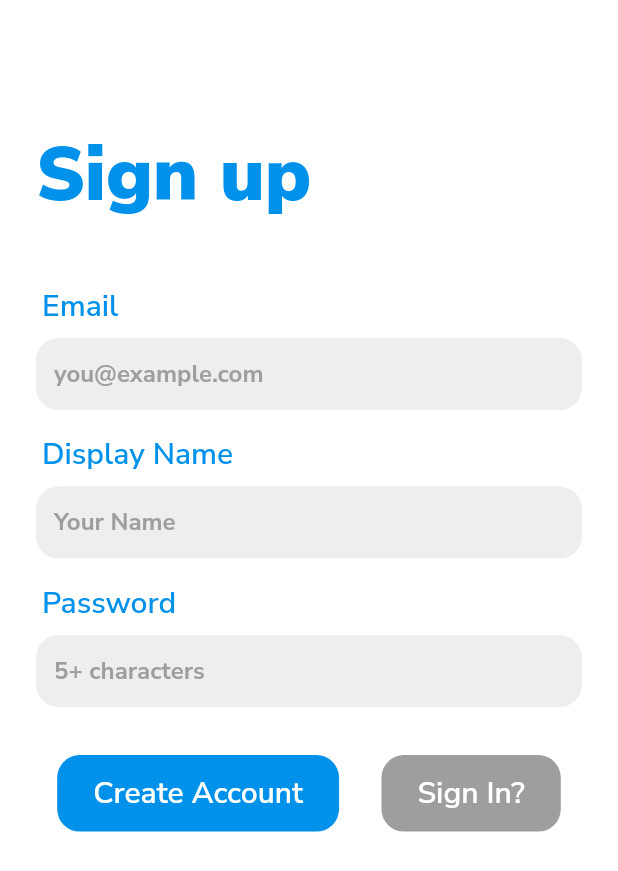
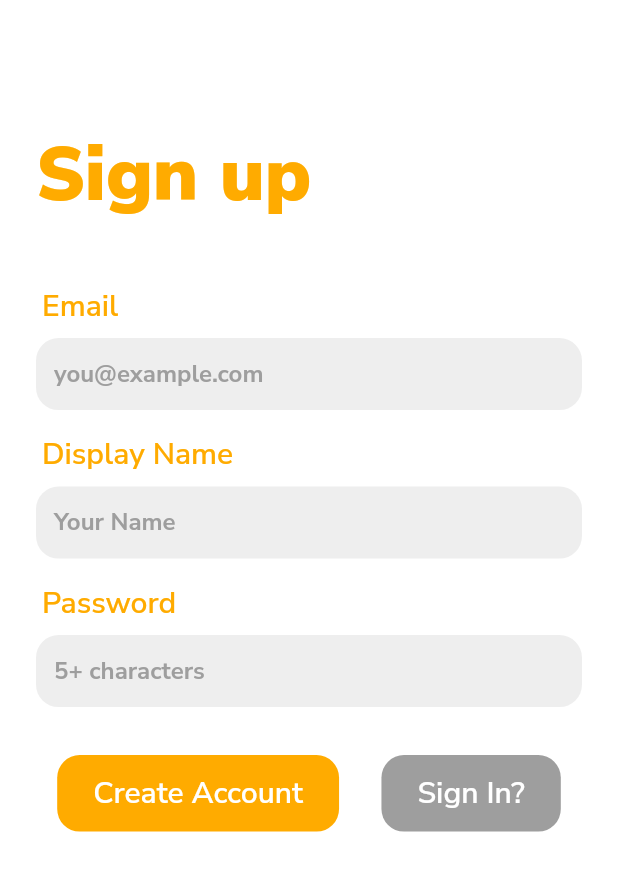
Before and after one commit to ankanSikdar/flutter-wuphf-chat, a Flutter app: the SignUpScreen screen opened by its route, on a phone screen of 412 x 824 dp. Shown: the top 871 px of the screen. Run offline on Flutter 3.47's test engine with Material 2 defaults, Android fonts, the phone set to English and light mode, and no system bars; our stand-ins replace bloc, cloud_firestore, equatable, firebase_auth, firebase_core, flutter_bloc and 2 more; accounts and stored records are empty.

Commit message:
Changed primary theme color

```diff
--- a/lib/config/theme_config.dart
+++ b/lib/config/theme_config.dart
@@ -4,7 +4,7 @@ import 'package:google_fonts/google_fonts.dart';
 class ThemeConfig {
   static ThemeData themeData = ThemeData(
     brightness: Brightness.light,
-    primaryColor: Colors.lightBlueAccent.shade700,
+    primaryColor: Colors.amberAccent.shade700,
     accentColor: Colors.black,
     scaffoldBackgroundColor: Colors.white,
     errorColor: Colors.red.shade900,
@@ -30,7 +30,7 @@ class ThemeConfig {
       elevation: 20.0,
       backgroundColor: Colors.white,
       type: BottomNavigationBarType.fixed,
-      selectedItemColor: Colors.lightBlueAccent.shade700,
+      selectedItemColor: Colors.amberAccent.shade700,
     ),
   );
 }
```
